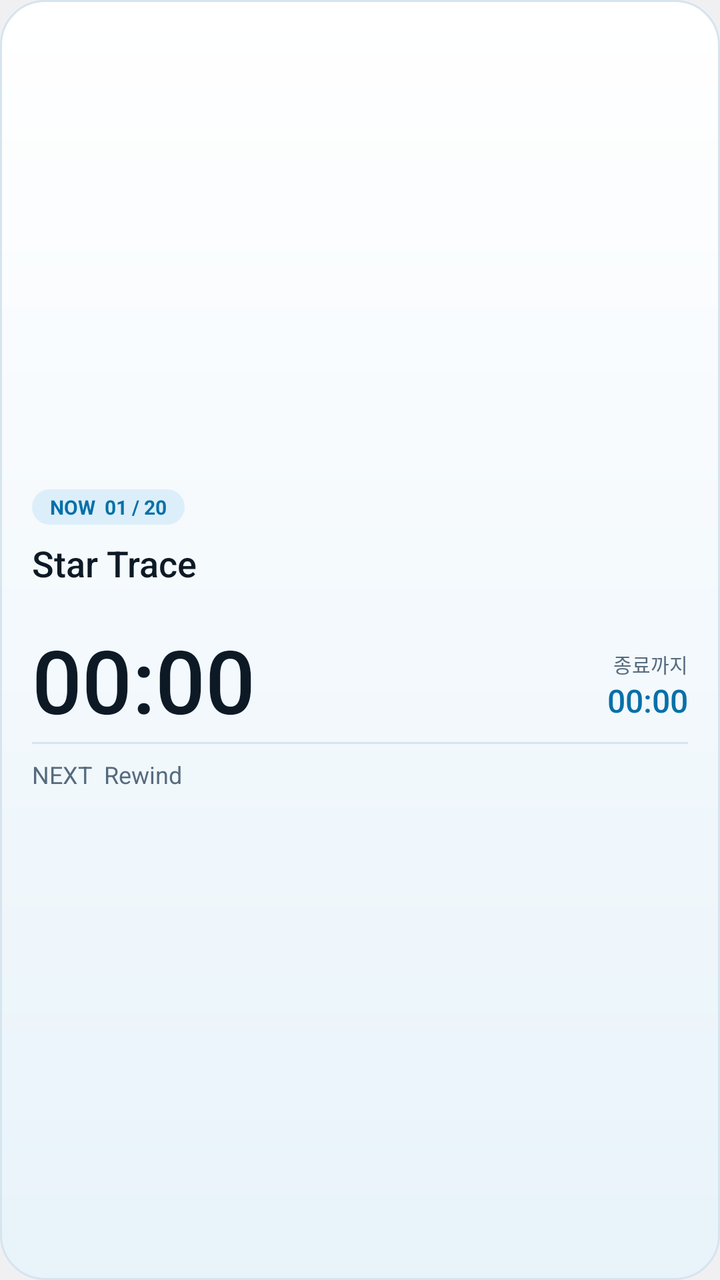
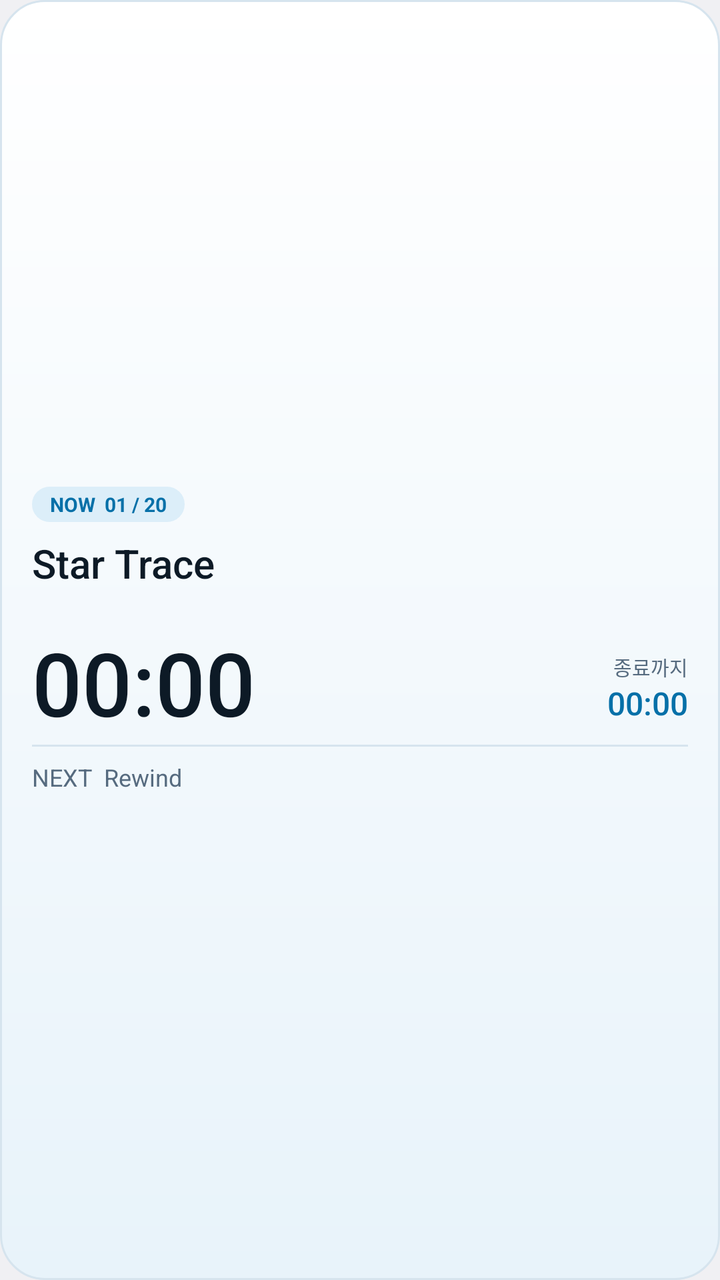

Screens rendered from an Android XML layout before and after an edit, with the pre-edit source and the edit as a unified diff.
<!-- AndroidManifest.xml: application theme android:Theme.DeviceDefault.Light.NoActionBar -->
<!-- res/layout/widget_small.xml -->
<?xml version="1.0" encoding="utf-8"?>
<LinearLayout xmlns:android="http://schemas.android.com/apk/res/android"
    android:id="@+id/w_root"
    android:layout_width="match_parent"
    android:layout_height="match_parent"
    android:background="@drawable/widget_bg"
    android:gravity="center_vertical"
    android:orientation="vertical"
    android:paddingLeft="16dp"
    android:paddingTop="12dp"
    android:paddingRight="16dp"
    android:paddingBottom="12dp">

    <TextView
        android:id="@+id/w_idx"
        android:layout_width="wrap_content"
        android:layout_height="wrap_content"
        android:background="@drawable/chip_bg"
        android:paddingLeft="9dp"
        android:paddingTop="2dp"
        android:paddingRight="9dp"
        android:paddingBottom="2dp"
        android:text="NOW  01 / 20"
        android:textColor="#0670A8"
        android:textSize="10sp"
        android:textStyle="bold" />

    <TextView
        android:id="@+id/w_title"
        android:layout_width="match_parent"
        android:layout_height="wrap_content"
        android:layout_marginTop="7dp"
        android:ellipsize="end"
        android:fontFamily="sans-serif-medium"
        android:maxLines="2"
        android:text="Star Trace"
        android:textColor="#0D1A26"
        android:textSize="18sp" />

    <TextView
        android:id="@+id/w_sub"
        android:layout_width="match_parent"
        android:layout_height="wrap_content"
        android:ellipsize="end"
        android:maxLines="1"
        android:textColor="#566B7F"
        android:textSize="11sp" />

    <LinearLayout
        android:layout_width="match_parent"
        android:layout_height="wrap_content"
        android:layout_marginTop="2dp"
        android:baselineAligned="false"
        android:gravity="bottom"
        android:orientation="horizontal">

        <Chronometer
            android:id="@+id/w_pos"
            android:layout_width="wrap_content"
            android:layout_height="wrap_content"
            android:fontFamily="sans-serif-medium"
            android:text="00:00"
            android:textColor="#0D1A26"
            android:textSize="44sp" />

        <TextView
            android:layout_width="0dp"
            android:layout_height="1dp"
            android:layout_weight="1" />

        <LinearLayout
            android:layout_width="wrap_content"
            android:layout_height="wrap_content"
            android:gravity="end"
            android:orientation="vertical"
            android:paddingBottom="8dp">

            <TextView
                android:layout_width="wrap_content"
                android:layout_height="wrap_content"
                android:text="종료까지"
                android:textColor="#566B7F"
                android:textSize="10sp" />

            <Chronometer
                android:id="@+id/w_remain"
                android:layout_width="wrap_content"
                android:layout_height="wrap_content"
                android:fontFamily="sans-serif-medium"
                android:text="02:59"
                android:textColor="#0670A8"
                android:textSize="16sp" />
        </LinearLayout>
    </LinearLayout>

    <LinearLayout
        android:layout_width="match_parent"
        android:layout_height="1dp"
        android:layout_marginTop="2dp"
        android:layout_marginBottom="7dp"
        android:background="#D6E4EE"
        android:orientation="horizontal" />

    <TextView
        android:id="@+id/w_next"
        android:layout_width="match_parent"
        android:layout_height="wrap_content"
        android:ellipsize="end"
        android:maxLines="1"
        android:text="NEXT  Rewind"
        android:textColor="#566B7F"
        android:textSize="12sp" />
</LinearLayout>
<!-- resources referenced by this layout -->
<resources>
  <!-- drawable chip_bg (drawable) -->
  <?xml version="1.0" encoding="utf-8"?>
  <shape xmlns:android="http://schemas.android.com/apk/res/android" android:shape="rectangle">
      <solid android:color="#DCEEF9" />
      <corners android:radius="10dp" />
  </shape>
  <!-- drawable widget_bg (drawable) -->
  <?xml version="1.0" encoding="utf-8"?>
  <shape xmlns:android="http://schemas.android.com/apk/res/android" android:shape="rectangle">
      <gradient
          android:angle="270"
          android:endColor="#E8F3FA"
          android:startColor="#FFFFFF"
          android:type="linear" />
      <corners android:radius="22dp" />
      <stroke android:width="1dp" android:color="#D6E4EE" />
  </shape>
</resources>

<!-- the commit's change to res/layout/widget_small.xml (unified diff, before → after) -->
@@ -35,14 +35,16 @@
         android:maxLines="2"
         android:text="Star Trace"
         android:textColor="#0D1A26"
-        android:textSize="18sp" />
+        android:textSize="20sp" />
 
     <TextView
         android:id="@+id/w_sub"
         android:layout_width="match_parent"
         android:layout_height="wrap_content"
-        android:ellipsize="end"
-        android:maxLines="1"
+        android:ellipsize="marquee"
+        android:singleLine="true"
+        android:fadingEdgeLength="22dp"
+        android:requiresFadingEdge="horizontal"
         android:textColor="#566B7F"
         android:textSize="11sp" />
 
@@ -76,6 +78,7 @@
             android:paddingBottom="8dp">
 
             <TextView
+                android:id="@+id/w_lbl"
                 android:layout_width="wrap_content"
                 android:layout_height="wrap_content"
                 android:text="종료까지"
@@ -94,6 +97,7 @@
     </LinearLayout>
 
     <LinearLayout
+        android:id="@+id/w_div"
         android:layout_width="match_parent"
         android:layout_height="1dp"
         android:layout_marginTop="2dp"
@@ -105,8 +109,10 @@
         android:id="@+id/w_next"
         android:layout_width="match_parent"
         android:layout_height="wrap_content"
-        android:ellipsize="end"
-        android:maxLines="1"
+        android:ellipsize="marquee"
+        android:singleLine="true"
+        android:fadingEdgeLength="22dp"
+        android:requiresFadingEdge="horizontal"
         android:text="NEXT  Rewind"
         android:textColor="#566B7F"
         android:textSize="12sp" />
